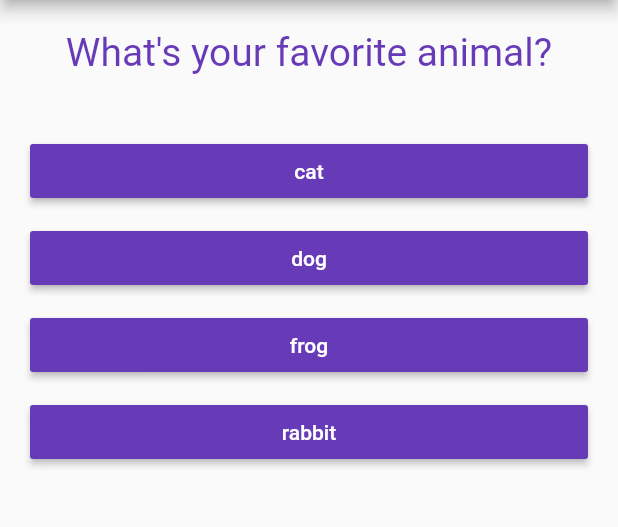
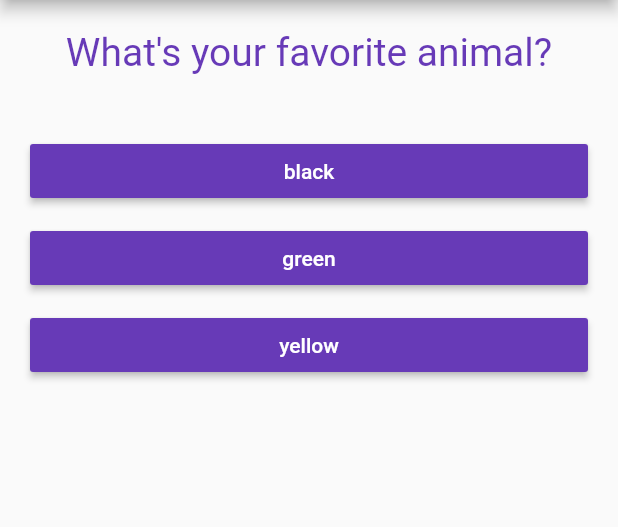
Before and after one commit to Jamiemufu/flutter_basic_quiz, a Flutter app: the screen it shows after launch, after a tap on "black", on a phone screen of 412 x 824 dp, the part 84-611 px from its top. Run offline on Flutter 3.47's test engine with Material 2 defaults, Android fonts, the phone set to English and light mode, and no system bars.

```diff
--- a/lib/main.dart
+++ b/lib/main.dart
@@ -10,7 +10,6 @@ import './result.dart';
 void main() => runApp(MyApp());
 
 class MyApp extends StatefulWidget {
-
   @override
   State<StatefulWidget> createState() {
     return _MyAppState();
@@ -18,28 +17,49 @@ class MyApp extends StatefulWidget {
 }
 
 class _MyAppState extends State<MyApp> {
-
   var _questionIndex = 0;
+  var _finalScore = 0;
 
   final _questions = const [
     {
       'questionText': "What's your favorite colour?",
-      'answers': ['black', 'green', 'pink', 'yellow'],
+      'answers': [
+        {'text': 'black', 'score': 4},
+        {'text': 'green', 'score': 5},
+        {'text': 'yellow', 'score': 10},
+      ],
     },
     {
       'questionText': "What's your favorite animal?",
-      'answers': ['cat', 'dog', 'frog', 'rabbit'],
+      'answers': [
+        {'text': 'black', 'score': 4},
+        {'text': 'green', 'score': 5},
+        {'text': 'yellow', 'score': 10},
+      ],
     },
     {
       'questionText': "What's your favorite colour?",
-      'answers': ['black', 'green', 'pink', 'yellow'],
+      'answers': [
+        {'text': 'black', 'score': 4},
+        {'text': 'green', 'score': 5},
+        {'text': 'yellow', 'score': 10},
+      ],
     },
   ];
 
-  void _answerQuestion() {
+  void _resetQuiz() {
     setState(() {
+      _questionIndex = 0;
+      _finalScore = 0;
+    });
+  }
+
+  void _answerQuestion(int score) {
+    setState(() {
+      _finalScore += score;
       _questionIndex = _questionIndex + 1;
     });
+
     print(_questionIndex);
 
     if (_questionIndex < _questions.length) {
@@ -57,8 +77,6 @@ class _MyAppState extends State<MyApp> {
             ),
             body: _questionIndex < _questions.length
                 ? Quiz(_questions, _questionIndex, _answerQuestion)
-                : Result()
-              )
-            );
+                : Result(_finalScore, _resetQuiz)));
   }
 }
--- a/lib/quiz.dart
+++ b/lib/quiz.dart
@@ -17,9 +17,9 @@ class Quiz extends StatelessWidget {
             Question(
               questions[questionIndex]['questionText'],
             ),
-            ...(questions[questionIndex]['answers'] as List<String>)
+            ...(questions[questionIndex]['answers'] as List<Map<String, Object>>)
                 .map((answer) {
-              return Answer(answerQuestion, answer);
+              return Answer(() => answerQuestion(answer['score']), answer['text']);
             }).toList()
           ],
         );
```
Also changed, not shown: lib/result.dart (+24 -1 lines).
